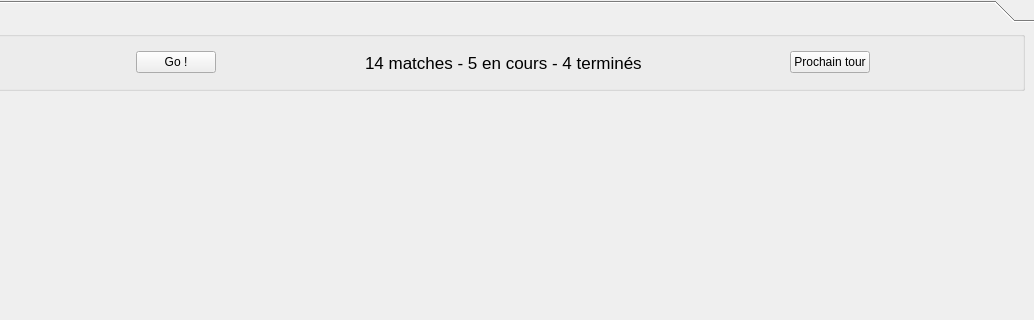
dsarrut/badminapp, file ui/RoundWidget.ui: the form before one commit; both pictures show x 228 to 1262 and y 0 to 320 of the 1262 by 701 pixel window.
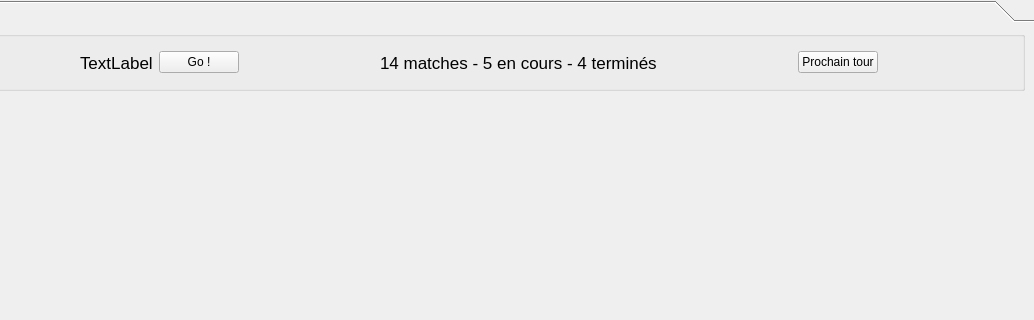
The form after the commit. The open tabs and pages were chosen to show the change.

```diff
--- a/ui/RoundWidget.ui
+++ b/ui/RoundWidget.ui
@@ -112,6 +112,18 @@
             </property>
            </spacer>
           </item>
+          <item>
+           <widget class="QLabel" name="label_player">
+            <property name="font">
+             <font>
+              <pointsize>13</pointsize>
+             </font>
+            </property>
+            <property name="text">
+             <string>TextLabel</string>
+            </property>
+           </widget>
+          </item>
           <item>
            <widget class="QPushButton" name="button_random">
             <property name="text">
```
Left out of the diff: 4 changed lines with no effect on the pictures.
